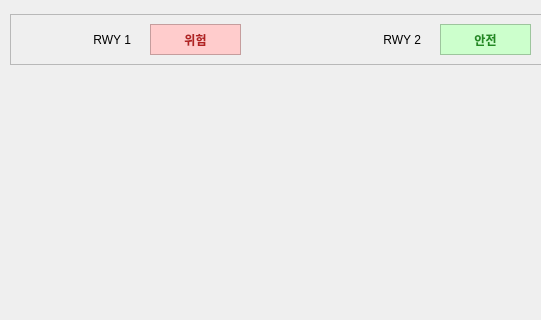
Before: the Qt Designer form gui/atc_gui/ui/main_page.ui in heyjay1002/project-deeplearning-falcon, drawn with Qt 5; both pictures show x 0 to 541 and y 0 to 320 of the 1300 by 800 pixel window.
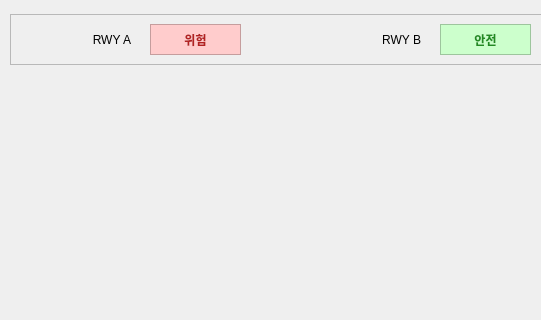
After: the same form once the commit is applied.

```diff
--- a/gui/atc_gui/ui/main_page.ui
+++ b/gui/atc_gui/ui/main_page.ui
@@ -60,7 +60,7 @@
      </rect>
     </property>
     <property name="text">
-     <string>RWY 1</string>
+     <string>RWY A</string>
     </property>
     <property name="alignment">
      <set>Qt::AlignRight|Qt::AlignTrailing|Qt::AlignVCenter</set>
@@ -76,7 +76,7 @@
      </rect>
     </property>
     <property name="text">
-     <string>RWY 2</string>
+     <string>RWY B</string>
     </property>
     <property name="alignment">
      <set>Qt::AlignRight|Qt::AlignTrailing|Qt::AlignVCenter</set>
```
Left out of the diff: 8 changed lines with no effect on the pictures.
